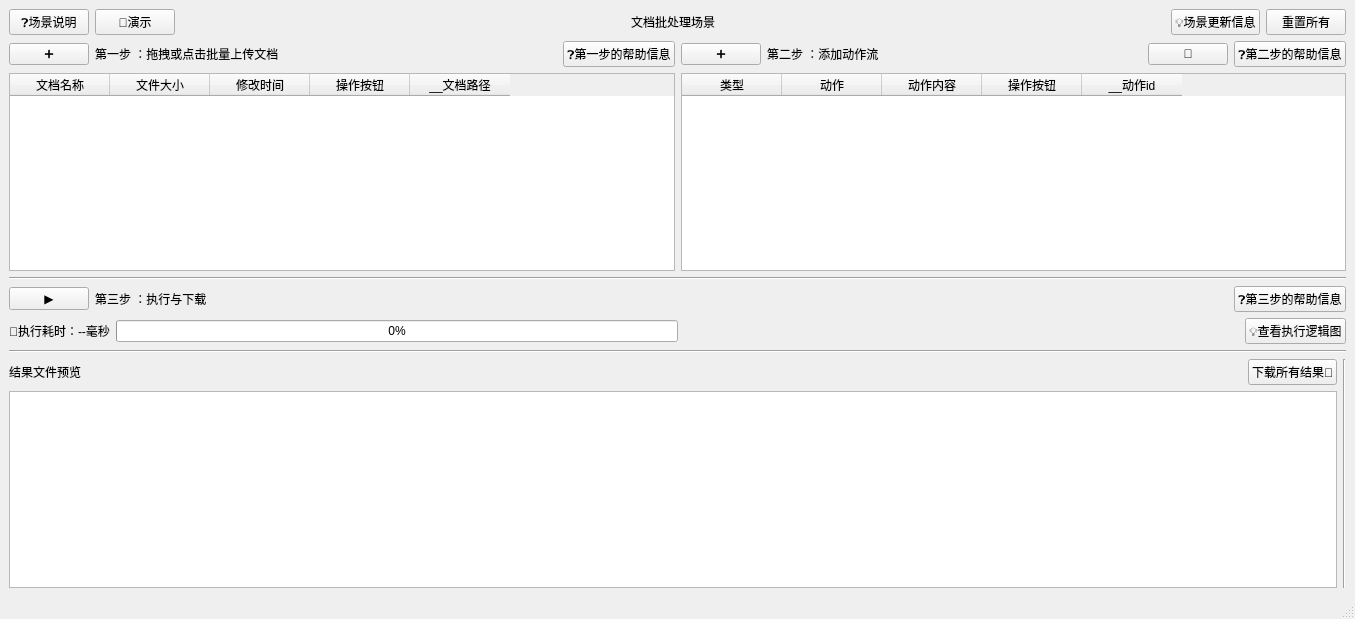
Before: the Qt Designer form yrx_project/client/ui/process_docs.ui in Cookie-HOO/yrx_project, drawn with Qt 5.
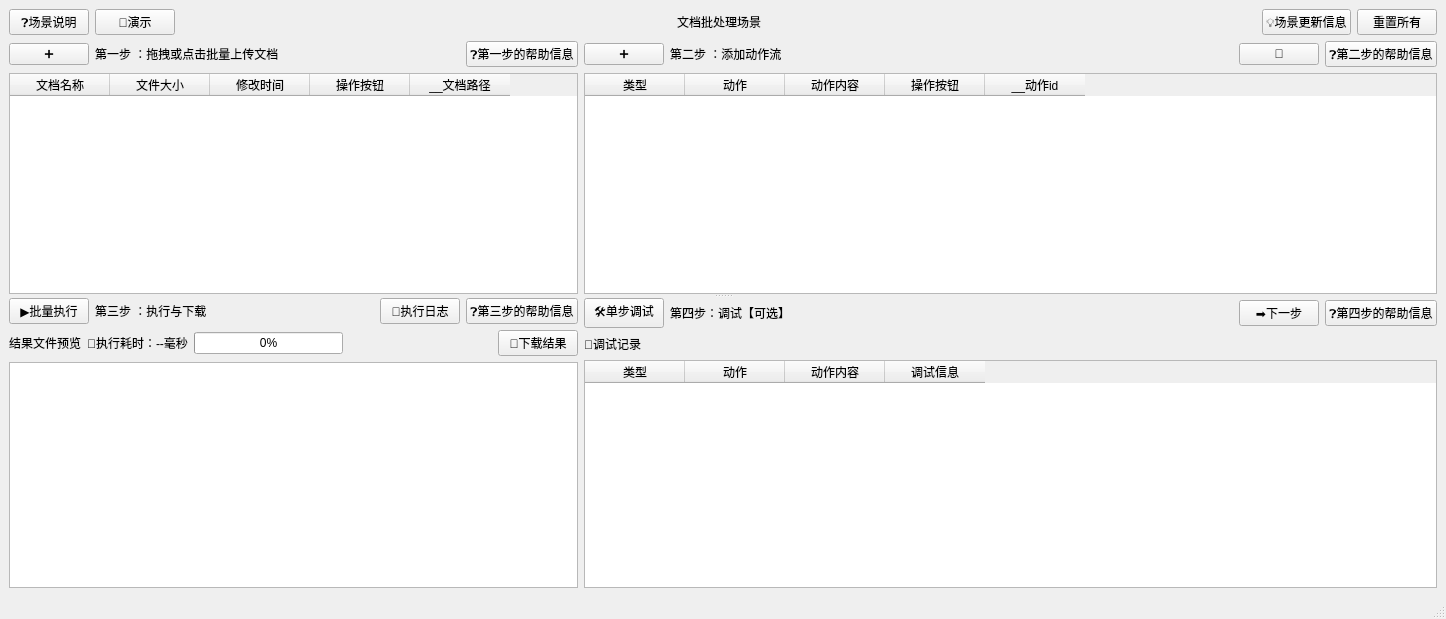
After: the same form once the commit is applied.

Patch:
```diff
--- a/yrx_project/client/ui/process_docs.ui
+++ b/yrx_project/client/ui/process_docs.ui
@@ -9,7 +9,7 @@
    <rect>
     <x>0</x>
     <y>0</y>
-    <width>1355</width>
+    <width>1446</width>
     <height>619</height>
    </rect>
   </property>
@@ -93,7 +93,12 @@
      </layout>
     </item>
     <item>
-     <layout class="QHBoxLayout" name="horizontalLayout_4" stretch="0,0">
+     <widget class="QSplitter" name="splitter">
+      <property name="orientation">
+       <enum>Qt::Vertical</enum>
+      </property>
+      <widget class="QWidget" name="">
+       <layout class="QHBoxLayout" name="horizontalLayout_4" stretch="4,6">
       <item>
        <layout class="QVBoxLayout" name="verticalLayout">
         <item>
@@ -287,20 +292,19 @@
        </layout>
       </item>
      </layout>
-    </item>
-    <item>
-     <widget class="Line" name="line">
-      <property name="orientation">
-       <enum>Qt::Horizontal</enum>
-      </property>
-     </widget>
-    </item>
+      </widget>
+      <widget class="QWidget" name="">
+       <layout class="QVBoxLayout" name="verticalLayout_3">
     <item>
-     <layout class="QHBoxLayout" name="horizontalLayout_2">
+         <layout class="QHBoxLayout" name="horizontalLayout_9" stretch="4,6">
+          <item>
+           <layout class="QVBoxLayout" name="verticalLayout_6">
+            <item>
+             <layout class="QHBoxLayout" name="horizontalLayout_10">
       <item>
        <widget class="QPushButton" name="run_button">
         <property name="text">
-         <string>▶</string>
+                 <string>▶批量执行</string>
         </property>
        </widget>
       </item>
@@ -312,7 +316,7 @@
        </widget>
       </item>
       <item>
-       <spacer name="horizontalSpacer_3">
+               <spacer name="horizontalSpacer_4">
         <property name="orientation">
          <enum>Qt::Horizontal</enum>
         </property>
@@ -324,6 +328,13 @@
         </property>
        </spacer>
       </item>
+              <item>
+               <widget class="QPushButton" name="run_log_button">
+                <property name="text">
+                 <string>📄执行日志</string>
+                </property>
+               </widget>
+              </item>
       <item>
        <widget class="QPushButton" name="step3_help_info_button">
         <property name="text">
@@ -335,6 +346,13 @@
     </item>
     <item>
      <layout class="QHBoxLayout" name="horizontalLayout_5">
+              <item>
+               <widget class="QLabel" name="label">
+                <property name="text">
+                 <string>结果文件预览</string>
+                </property>
+               </widget>
+              </item>
       <item>
        <widget class="QLabel" name="result_detail_text">
         <property name="text">
@@ -369,51 +387,9 @@
        </spacer>
       </item>
       <item>
-       <widget class="QPushButton" name="action_logic_view_button">
-        <property name="text">
-         <string>💡查看执行逻辑图</string>
-        </property>
-       </widget>
-      </item>
-     </layout>
-    </item>
-    <item>
-     <widget class="Line" name="line_2">
-      <property name="orientation">
-       <enum>Qt::Horizontal</enum>
-      </property>
-     </widget>
-    </item>
-    <item>
-     <layout class="QHBoxLayout" name="horizontalLayout_9" stretch="3,0">
-      <item>
-       <layout class="QVBoxLayout" name="verticalLayout_3">
-        <item>
-         <layout class="QHBoxLayout" name="horizontalLayout_10">
-          <item>
-           <widget class="QLabel" name="label">
-            <property name="text">
-             <string>结果文件预览</string>
-            </property>
-           </widget>
-          </item>
-          <item>
-           <spacer name="horizontalSpacer_4">
-            <property name="orientation">
-             <enum>Qt::Horizontal</enum>
-            </property>
-            <property name="sizeHint" stdset="0">
-             <size>
-              <width>40</width>
-              <height>20</height>
-             </size>
-            </property>
-           </spacer>
-          </item>
-          <item>
            <widget class="QPushButton" name="download_result_button">
             <property name="text">
-             <string>下载所有结果📄</string>
+                 <string>📄下载结果</string>
             </property>
            </widget>
           </item>
@@ -425,13 +401,132 @@
        </layout>
       </item>
       <item>
-       <widget class="Line" name="line_3">
+           <layout class="QVBoxLayout" name="verticalLayout_8">
+            <item>
+             <layout class="QHBoxLayout" name="horizontalLayout_11">
+              <item>
+               <widget class="QPushButton" name="debug_button">
+                <property name="text">
+                 <string>🛠️单步调试</string>
+                </property>
+               </widget>
+              </item>
+              <item>
+               <widget class="QLabel" name="label_7">
+                <property name="text">
+                 <string>第四步：调试【可选】</string>
+                </property>
+               </widget>
+              </item>
+              <item>
+               <spacer name="horizontalSpacer_9">
         <property name="orientation">
-         <enum>Qt::Vertical</enum>
-        </property>
-       </widget>
-      </item>
-     </layout>
+                 <enum>Qt::Horizontal</enum>
+                </property>
+                <property name="sizeHint" stdset="0">
+                 <size>
+                  <width>40</width>
+                  <height>20</height>
+                 </size>
+                </property>
+               </spacer>
+              </item>
+              <item>
+               <widget class="QPushButton" name="debug_next_button">
+                <property name="text">
+                 <string>➡️下一步</string>
+                </property>
+               </widget>
+              </item>
+              <item>
+               <widget class="QPushButton" name="step4_help_info_button">
+                <property name="text">
+                 <string>❓第四步的帮助信息</string>
+                </property>
+               </widget>
+              </item>
+             </layout>
+            </item>
+            <item>
+             <layout class="QVBoxLayout" name="verticalLayout_7">
+              <item>
+               <layout class="QHBoxLayout" name="horizontalLayout_7">
+                <item>
+                 <widget class="QLabel" name="label_4">
+                  <property name="text">
+                   <string>📄调试记录</string>
+                  </property>
+                 </widget>
+                </item>
+                <item>
+                 <spacer name="horizontalSpacer">
+                  <property name="orientation">
+                   <enum>Qt::Horizontal</enum>
+                  </property>
+                  <property name="sizeHint" stdset="0">
+                   <size>
+                    <width>40</width>
+                    <height>20</height>
+                   </size>
+                  </property>
+                 </spacer>
+                </item>
+               </layout>
+              </item>
+             </layout>
+            </item>
+            <item>
+             <widget class="QTableWidget" name="actions_with_log_table">
+              <property name="contextMenuPolicy">
+               <enum>Qt::NoContextMenu</enum>
+              </property>
+              <property name="verticalScrollBarPolicy">
+               <enum>Qt::ScrollBarAsNeeded</enum>
+              </property>
+              <property name="horizontalScrollBarPolicy">
+               <enum>Qt::ScrollBarAsNeeded</enum>
+              </property>
+              <property name="autoScroll">
+               <bool>true</bool>
+              </property>
+              <property name="horizontalScrollMode">
+               <enum>QAbstractItemView::ScrollPerItem</enum>
+              </property>
+              <property name="columnCount">
+               <number>4</number>
+              </property>
+              <attribute name="verticalHeaderVisible">
+               <bool>true</bool>
+              </attribute>
+              <column>
+               <property name="text">
+                <string>类型</string>
+               </property>
+              </column>
+              <column>
+               <property name="text">
+                <string>动作</string>
+               </property>
+              </column>
+              <column>
+               <property name="text">
+                <string>动作内容</string>
+               </property>
+              </column>
+              <column>
+               <property name="text">
+                <string>调试信息</string>
+               </property>
+              </column>
+             </widget>
+            </item>
+           </layout>
+          </item>
+         </layout>
+        </item>
+       </layout>
+      </widget>
+     </widget>
     </item>
    </layout>
   </widget>
```
Left out of the diff: 2 changed lines with no effect on the pictures. Lines whose indentation alone changed are shown as unchanged.
